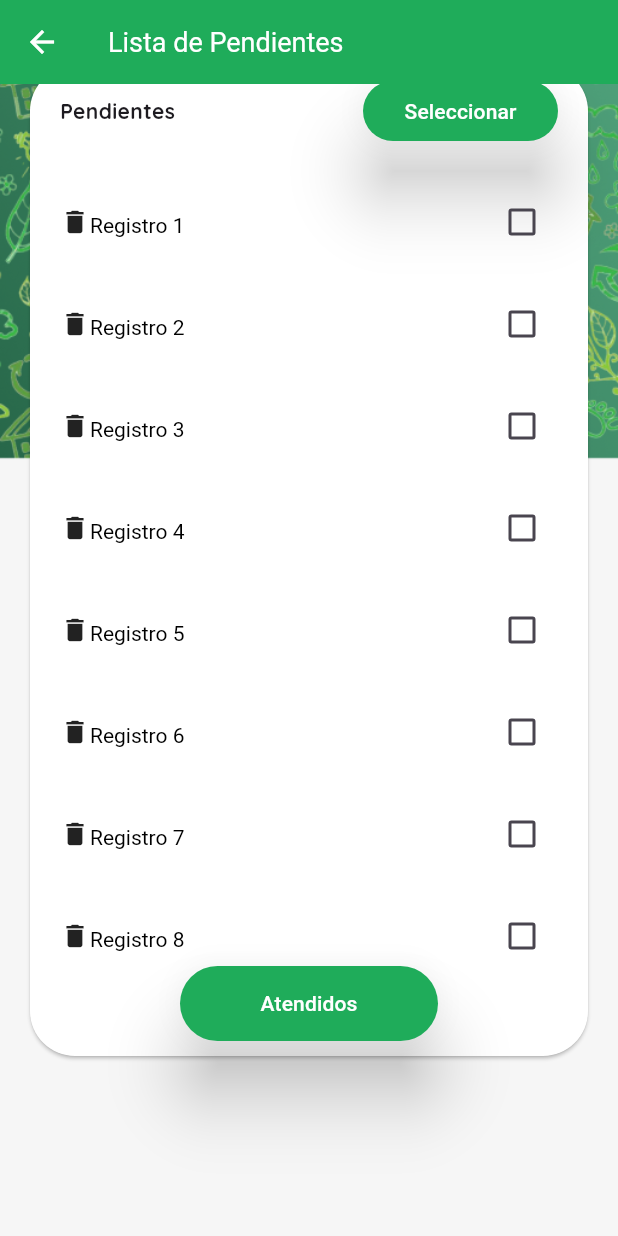
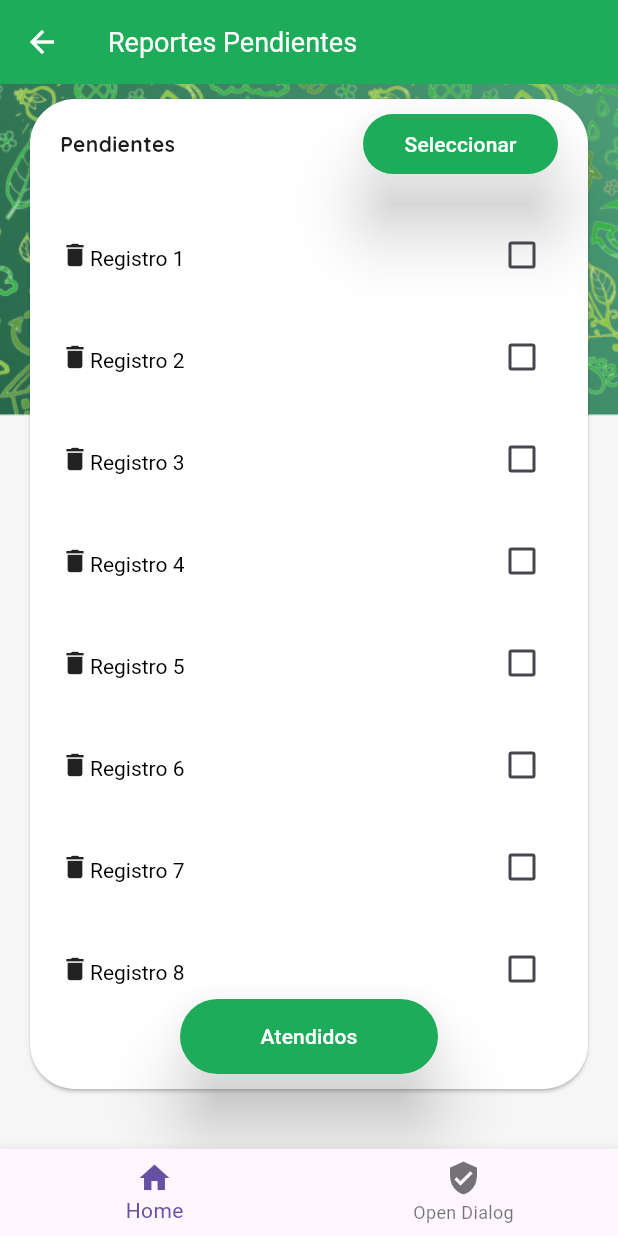
Before and after one commit to campus-cleaner/g5-mb-campus-cleaner, a Flutter app: the PendingListPage screen opened directly, on a phone screen of 412 x 824 dp. Run offline on Flutter 3.47's test engine with Material 3 defaults, Android fonts, the light colour scheme and no system bars.

Commit message:
Finish version

```diff
--- /dev/null
+++ b/lib/src/features/navigation_bar/campus_app_navigation_bar.dart
@@ -0,0 +1,28 @@
+import 'package:flutter/cupertino.dart';
+import 'package:flutter/material.dart';
+import 'package:g5_mb_campus_cleaner/src/features/dashboard/dashboard.dart';
+
+class CampusNavigationBar  {
+  static BottomNavigationBar buildNav(BuildContext context) {
+    return BottomNavigationBar(
+      items: const <BottomNavigationBarItem>[
+        BottomNavigationBarItem(
+          icon: Icon(Icons.home),
+          label: 'Home',
+        ),
+        BottomNavigationBarItem(
+          icon: Icon(Icons.verified_user),
+          label: 'Open Dialog',
+        ),
+      ],
+      onTap: (int index) {
+        switch (index) {
+          case 0:
+            MaterialPageRoute(builder: (context) =>  DashboardPage());
+          case 1:
+        }
+
+      },
+    );
+  }
+}
--- a/lib/src/features/pending_list/PendingListPage.dart
+++ b/lib/src/features/pending_list/PendingListPage.dart
@@ -1,6 +1,7 @@
 import 'package:flutter/gestures.dart';
 import 'package:flutter/material.dart';
 import 'package:g5_mb_campus_cleaner/src/core/models/pending_report.dart';
+import 'package:g5_mb_campus_cleaner/src/features/navigation_bar/campus_app_navigation_bar.dart';
 
 class PendingListPage extends StatefulWidget {
   const PendingListPage({super.key});
@@ -179,15 +180,13 @@ class _PendingListPage extends State<PendingListPage> {
     myColor = Theme.of(context).primaryColor;
     mediaSize = MediaQuery.of(context).size;
     return Scaffold(
-      appBar: AppBar(
-        title: const Text(
-        'Lista de Pendientes',
+      appBar: AppBar(title: const Text(
+        'Reportes Pendientes',
         style: TextStyle(fontSize: 18, color: Colors.white),
       ),
-        backgroundColor: const Color.fromARGB(255, 31, 172, 90) ,
-        iconTheme: const IconThemeData(color: Colors.white),
-      ),
-      backgroundColor: Colors.transparent,
+          backgroundColor: const Color.fromARGB(255, 31, 172, 90),
+          iconTheme: const IconThemeData(color: Colors.white), ),
+      bottomNavigationBar: CampusNavigationBar.buildNav(context),
       body: Container(
         decoration: const BoxDecoration(
           color: Colors.transparent,
@@ -195,22 +194,19 @@ class _PendingListPage extends State<PendingListPage> {
               image: AssetImage("assets/images/bg_2.png"), fit: BoxFit.cover),
         ),
         child: Stack(children: [
-          Positioned(top: 5, child: _buildTop()),
-          Positioned(bottom: 100, child: _buildList()),
-        ])
-        )
+          Positioned(top: 30, child: _buildTop()),
+          Positioned(bottom: 20, child: _buildList()),
+        ]),
+      ),
     );
-
   }
 
   Widget _buildTop() {
     return SizedBox(
       width: mediaSize.width,
-      height: 80,
-      child: const Row(
+      height: 70,
+      child: const Column(
         mainAxisSize: MainAxisSize.min,
-        crossAxisAlignment: CrossAxisAlignment.center,
-        mainAxisAlignment: MainAxisAlignment.center,
         children: [
           Text(
             "Pendientes",
```
Also changed, not shown: lib/src/core/models/user.dart (added, +25 -0 lines).
